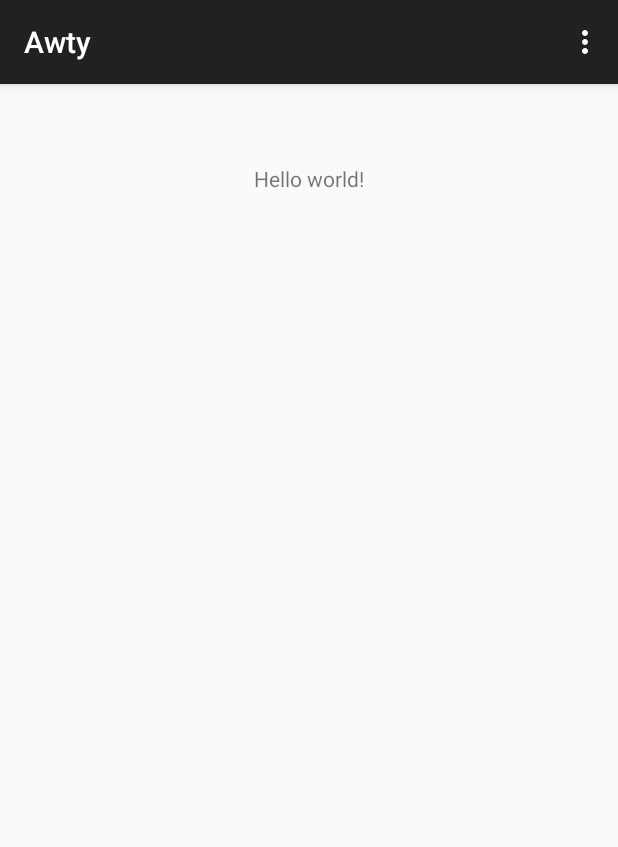
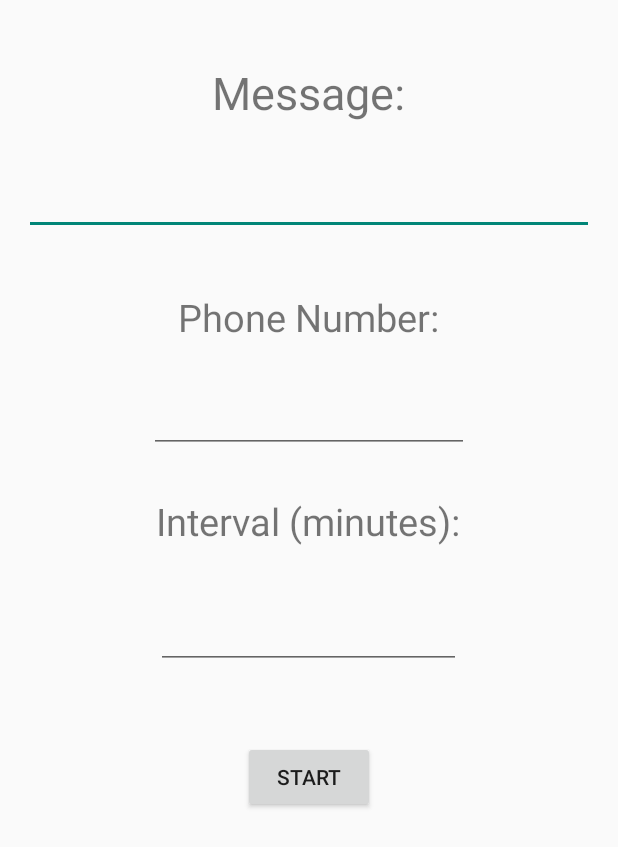
Before and after one commit to humzam/awty, an Android app: the screen it shows after launch (MainActivity), on a phone screen of 412 x 824 dp. Shown: the top 847 px of the screen. Run offline under Robolectric (Android 15) with nearby library versions, the phone set to English and light mode, and no system bars.

Commit message:
added UI and alarm class

```diff
--- /dev/null
+++ b/app/src/main/java/edu/washington/humzam/awty/AlarmReceiver.java
@@ -0,0 +1,19 @@
+package edu.washington.humzam.awty;
+
+import android.content.BroadcastReceiver;
+import android.content.Context;
+import android.content.Intent;
+import android.util.Log;
+import android.widget.Toast;
+
+/**
+ * Created by humzamangrio on 5/14/15.
+ */
+public class AlarmReceiver extends BroadcastReceiver {
+    @Override
+    public void onReceive(Context context, Intent intent) {
+        String message = intent.getStringExtra("message");
+        String phoneNum = intent.getStringExtra("phoneNum");
+        Toast.makeText(context, phoneNum +" : " + message, Toast.LENGTH_LONG).show();
+    }
+}
--- a/app/src/main/java/edu/washington/humzam/awty/MainActivity.java
+++ b/app/src/main/java/edu/washington/humzam/awty/MainActivity.java
@@ -1,17 +1,70 @@
 package edu.washington.humzam.awty;
 
+import android.app.Activity;
+import android.app.AlarmManager;
+import android.app.PendingIntent;
+import android.content.Context;
+import android.content.Intent;
 import android.support.v7.app.ActionBarActivity;
 import android.os.Bundle;
 import android.view.Menu;
 import android.view.MenuItem;
+import android.view.View;
+import android.widget.Button;
+import android.widget.EditText;
 
 
-public class MainActivity extends ActionBarActivity {
+public class MainActivity extends Activity {
+
+    private Button start;
+    private EditText message;
+    private EditText phoneNum;
+    private EditText intervalEditText;
+    private PendingIntent pendingIntent;
+    private AlarmManager alarmManager;
 
     @Override
     protected void onCreate(Bundle savedInstanceState) {
         super.onCreate(savedInstanceState);
         setContentView(R.layout.activity_main);
+
+        message = (EditText) findViewById(R.id.message_txt);
+        final String messageText = message.getText().toString();
+        phoneNum = (EditText) findViewById(R.id.phone_num);
+        intervalEditText = (EditText) findViewById(R.id.interval_num);
+        alarmManager = (AlarmManager) getSystemService(Context.ALARM_SERVICE);
+
+        start = (Button) findViewById(R.id.start_btn);
+        start.setOnClickListener(new View.OnClickListener() {
+            @Override
+            public void onClick(View v) {
+                String intervalText = intervalEditText.getText().toString();
+                boolean goodInterval = intervalText.trim().length() > 0 && Integer.parseInt(intervalText) > 0;
+                if (message.getText().toString().trim().length() > 0 &&         // make sure controls are filled with legitimate values
+                    phoneNum.getText().toString().trim().length() > 0 &&
+                    goodInterval) {
+                    start.setText("Start");
+                    int phoneNumber = Integer.parseInt(phoneNum.getText().toString());
+                    int interval = Integer.parseInt(intervalEditText.getText().toString());
+                    Intent alarmIntent = new Intent(MainActivity.this, AlarmReceiver.class);
+                    alarmIntent.putExtra("message", messageText);
+                    alarmIntent.putExtra("phoneNum", phoneNumber);
+                    pendingIntent = PendingIntent.getBroadcast(MainActivity.this, 0, alarmIntent, 0);
+                    alarmManager.setRepeating(AlarmManager.ELAPSED_REALTIME, 0, interval * 1000* 60, pendingIntent);
+                } else{
+                    start.setText("Start");
+                    alarmManager.cancel(pendingIntent);
+                    pendingIntent.cancel();
+                }
+            }
+        });
+    }
+
+    @Override
+    public void onDestroy(){
+        super.onDestroy();
+        alarmManager.cancel(pendingIntent);
+        pendingIntent.cancel();
     }
 
 
--- a/app/src/main/res/layout/activity_main.xml
+++ b/app/src/main/res/layout/activity_main.xml
@@ -5,10 +5,73 @@
     android:paddingTop="@dimen/activity_vertical_margin"
     android:paddingBottom="@dimen/activity_vertical_margin" tools:context=".MainActivity">
 
-    <TextView android:text="@string/hello_world" android:layout_width="wrap_content"
+    <TextView android:text="Message:" android:layout_width="wrap_content"
         android:layout_height="wrap_content"
-        android:layout_marginTop="37dp"
+        android:layout_marginTop="25dp"
         android:layout_alignParentTop="true"
+        android:layout_centerHorizontal="true"
+        android:textSize="30dp"
+        android:id="@+id/textView" />
+
+    <EditText
+        android:layout_width="match_parent"
+        android:layout_height="wrap_content"
+        android:id="@+id/message_txt"
+        android:layout_marginTop="29dp"
+        android:inputType="text"
+        android:layout_below="@+id/textView"
         android:layout_centerHorizontal="true" />
 
+    <TextView
+        android:layout_width="wrap_content"
+        android:layout_height="wrap_content"
+        android:text="Phone Number:"
+        android:id="@+id/textView2"
+        android:layout_marginTop="37dp"
+        android:textSize="25dp"
+        android:layout_below="@+id/message_txt"
+        android:layout_centerHorizontal="true" />
+
+    <EditText
+        android:layout_width="wrap_content"
+        android:layout_height="wrap_content"
+        android:inputType="phone"
+        android:ems="10"
+        android:id="@+id/phone_num"
+        android:layout_below="@+id/textView2"
+        android:layout_centerHorizontal="true"
+        android:layout_marginTop="28dp" />
+
+    <TextView
+        android:layout_width="wrap_content"
+        android:layout_height="wrap_content"
+        android:text="Interval (minutes):"
+        android:id="@+id/textView3"
+        android:layout_below="@+id/phone_num"
+        android:layout_centerHorizontal="true"
+        android:layout_marginTop="28dp"
+        android:textSize="25dp"/>
+
+    <EditText
+        android:layout_width="wrap_content"
+        android:layout_height="wrap_content"
+        android:inputType="number"
+        android:ems="10"
+        android:id="@+id/interval_num"
+        android:layout_marginTop="36dp"
+        android:layout_below="@+id/textView3"
+        android:layout_alignRight="@+id/textView3"
+        android:layout_alignEnd="@+id/textView3"
+        android:layout_alignLeft="@+id/textView3"
+        android:layout_alignStart="@+id/textView3" />
+
+    <Button
+        android:layout_width="wrap_content"
+        android:layout_height="wrap_content"
+        android:text="Start"
+        android:id="@+id/start_btn"
+        android:layout_below="@+id/interval_num"
+        android:layout_centerHorizontal="true"
+        android:layout_marginTop="48dp" />
+
 </RelativeLayout>
```
Also changed, not shown: 1 other file.
